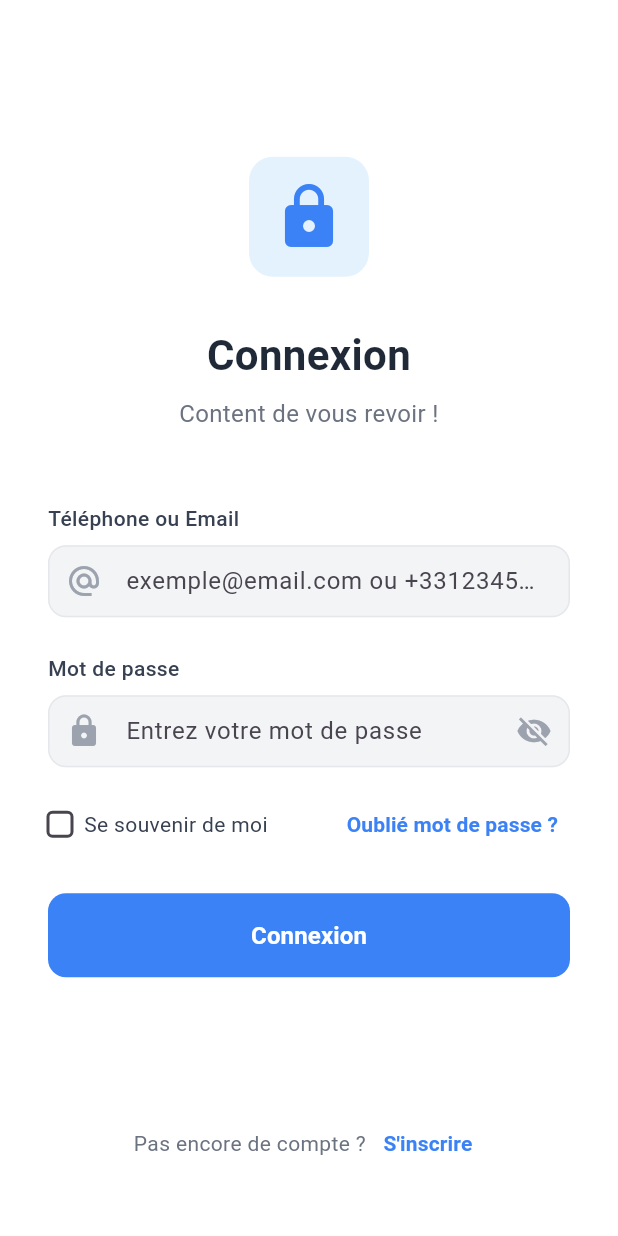
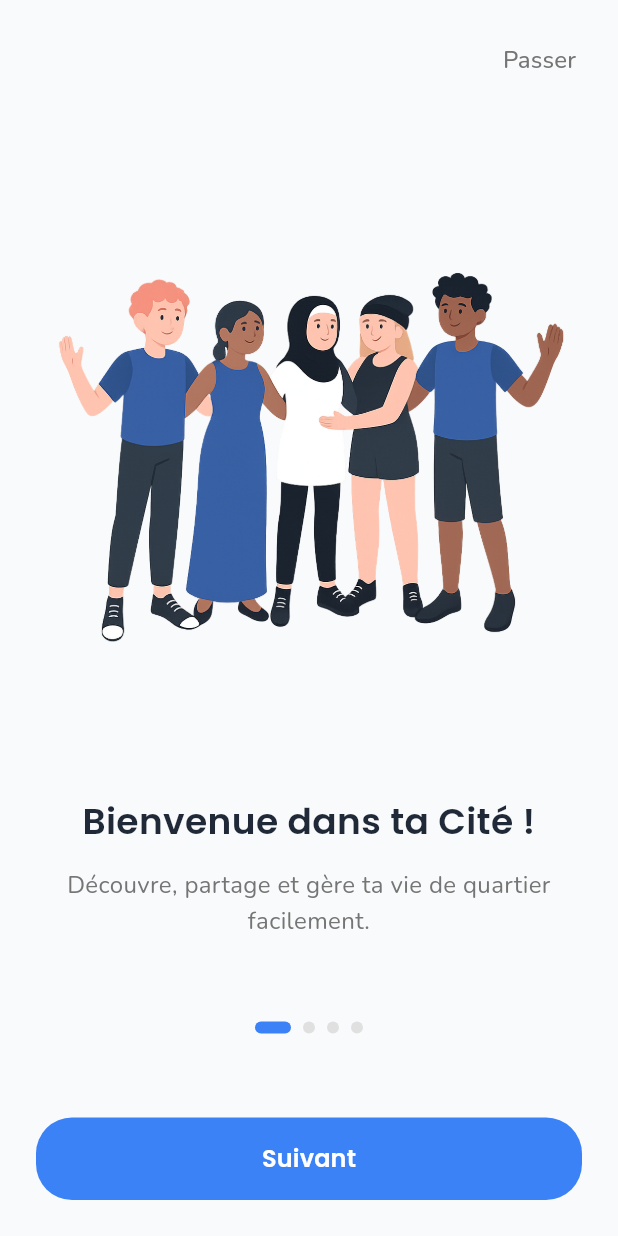
Before and after one commit to vincenthacky/mobile_gest_city, a Flutter app: the screen it shows after launch, on a phone screen of 412 x 824 dp. Run offline on Flutter 3.47's test engine with Material 3 defaults, Android fonts, the phone set to English and light mode, and no system bars; our stand-ins replace camera, device_info_plus, dio, flutter_dotenv, flutter_secure_storage, go_router and 6 more; accounts and stored records are empty.

Commit message:
nw version debut

```diff
--- /dev/null
+++ b/lib/features/authentication/presentation/pages/onboarding_page.dart
@@ -0,0 +1,282 @@
+import 'package:flutter/material.dart';
+import 'package:go_router/go_router.dart';
+import 'package:google_fonts/google_fonts.dart';
+
+class OnboardingPage extends StatefulWidget {
+  const OnboardingPage({super.key});
+
+  @override
+  State<OnboardingPage> createState() => _OnboardingPageState();
+}
+
+class _OnboardingPageState extends State<OnboardingPage>
+    with TickerProviderStateMixin {
+  final PageController _pageController = PageController();
+  int _currentPage = 0;
+
+  late AnimationController _fadeController;
+  late AnimationController _slideController;
+  late Animation<double> _fadeAnimation;
+  late Animation<Offset> _slideAnimation;
+
+  final List<OnboardingSlide> _slides = [
+    OnboardingSlide(
+      image: 'assets/images/personnes_salut.png',
+      title: 'Bienvenue dans ta Cité !',
+      subtitle: 'Découvre, partage et gère ta vie de quartier facilement.',
+    ),
+    OnboardingSlide(
+      image: 'assets/images/Money_stress-amico.png',
+      title: 'Cotise sans stress',
+      subtitle: 'Suis tes paiements et reste à jour en toute simplicité.',
+    ),
+    OnboardingSlide(
+      image: 'assets/images/Work-anniversary-pana.png',
+      title: 'Reste informé',
+      subtitle: 'Sois au courant de tous les événements et annonces.',
+    ),
+    OnboardingSlide(
+      image: 'assets/images/Problem solving-amico.png',
+      title: 'Signale les problèmes',
+      subtitle: 'Aide à améliorer la cité en signalant ce qui ne va pas.',
+    ),
+  ];
+
+  @override
+  void initState() {
+    super.initState();
+    _fadeController = AnimationController(
+      duration: const Duration(milliseconds: 600),
+      vsync: this,
+    );
+    _slideController = AnimationController(
+      duration: const Duration(milliseconds: 400),
+      vsync: this,
+    );
+
+    _fadeAnimation = Tween<double>(begin: 0.0, end: 1.0).animate(
+      CurvedAnimation(parent: _fadeController, curve: Curves.easeInOut),
+    );
+
+    _slideAnimation = Tween<Offset>(
+      begin: const Offset(1.0, 0.0),
+      end: Offset.zero,
+    ).animate(CurvedAnimation(parent: _slideController, curve: Curves.easeOut));
+
+    _fadeController.forward();
+    _slideController.forward();
+  }
+
+  @override
+  void dispose() {
+    _fadeController.dispose();
+    _slideController.dispose();
+    _pageController.dispose();
+    super.dispose();
+  }
+
+  void _nextPage() {
+    if (_currentPage < _slides.length - 1) {
+      _slideController.reset();
+      _slideController.forward();
+      _pageController.nextPage(
+        duration: const Duration(milliseconds: 300),
+        curve: Curves.easeInOut,
+      );
+    } else {
+      context.go('/onboarding/choice');
+    }
+  }
+
+  void _skipToChoice() {
+    context.go('/onboarding/choice');
+  }
+
+  @override
+  Widget build(BuildContext context) {
+    return Scaffold(
+      backgroundColor: const Color(0xFFF9FAFB),
+      body: SafeArea(
+        child: Column(
+          children: [
+            // Skip button
+            Padding(
+              padding: const EdgeInsets.all(16.0),
+              child: Row(
+                mainAxisAlignment: MainAxisAlignment.end,
+                children: [
+                  TextButton(
+                    onPressed: _skipToChoice,
+                    child: Text(
+                      'Passer',
+                      style: GoogleFonts.nunito(
+                        fontSize: 16,
+                        color: Colors.grey[600],
+                        fontWeight: FontWeight.w500,
+                      ),
+                    ),
+                  ),
+                ],
+              ),
+            ),
+
+            // PageView
+            Expanded(
+              child: PageView.builder(
+                controller: _pageController,
+                onPageChanged: (index) {
+                  setState(() {
+                    _currentPage = index;
+                  });
+                  _slideController.reset();
+                  _slideController.forward();
+                },
+                itemCount: _slides.length,
+                itemBuilder: (context, index) {
+                  return FadeTransition(
+                    opacity: _fadeAnimation,
+                    child: SlideTransition(
+                      position: _slideAnimation,
+                      child: OnboardingSlideWidget(slide: _slides[index]),
+                    ),
+                  );
+                },
+              ),
+            ),
+
+            // Page indicator
+            Row(
+              mainAxisAlignment: MainAxisAlignment.center,
+              children: List.generate(
+                _slides.length,
+                (index) => AnimatedContainer(
+                  duration: const Duration(milliseconds: 300),
+                  margin: const EdgeInsets.symmetric(horizontal: 4.0),
+                  height: 8.0,
+                  width: _currentPage == index ? 24.0 : 8.0,
+                  decoration: BoxDecoration(
+                    color: _currentPage == index
+                        ? const Color(0xFF3B82F6)
+                        : Colors.grey[300],
+                    borderRadius: BorderRadius.circular(4.0),
+                  ),
+                ),
+              ),
+            ),
+
+            const SizedBox(height: 32),
+
+            // Next button
+            Padding(
+              padding: const EdgeInsets.all(24.0),
+              child: SizedBox(
+                width: double.infinity,
+                child: ElevatedButton(
+                  onPressed: _nextPage,
+                  style: ElevatedButton.styleFrom(
+                    backgroundColor: const Color(0xFF3B82F6),
+                    foregroundColor: Colors.white,
+                    padding: const EdgeInsets.symmetric(vertical: 16),
+                    shape: RoundedRectangleBorder(
+                      borderRadius: BorderRadius.circular(24),
+                    ),
+                    elevation: 0,
+                    shadowColor: Colors.black.withValues(alpha: 0.08),
+                  ),
+                  child: Text(
+                    _currentPage == _slides.length - 1 ? 'Commencer' : 'Suivant',
+                    style: GoogleFonts.poppins(
+                      fontSize: 16,
+                      fontWeight: FontWeight.w600,
+                      color: Colors.white,
+                    ),
+                  ),
+                ),
+              ),
+            ),
+          ],
+        ),
+      ),
+    );
+  }
+}
+
+class OnboardingSlide {
+  final String image;
+  final String title;
+  final String subtitle;
+
+  OnboardingSlide({
+    required this.image,
+    required this.title,
+    required this.subtitle,
+  });
+}
+
+class OnboardingSlideWidget extends StatelessWidget {
+  final OnboardingSlide slide;
+
+  const OnboardingSlideWidget({
+    super.key,
+    required this.slide,
+  });
+
+  @override
+  Widget build(BuildContext context) {
+    return Padding(
+      padding: const EdgeInsets.all(24.0),
+      child: Column(
+        mainAxisAlignment: MainAxisAlignment.center,
+        children: [
+          // Image
+          SizedBox(
+            height: 350,
+            width: double.infinity,
+            child: Image.asset(
+              slide.image,
+              fit: BoxFit.contain,
+              errorBuilder: (context, error, stackTrace) {
+                return Container(
+                  color: const Color(0xFFF9FAFB),
+                  child: Icon(
+                    Icons.image_not_supported,
+                    size: 80,
+                    color: Colors.grey[400],
+                  ),
+                );
+              },
+            ),
+          ),
+
+          const SizedBox(height: 48),
+
+          // Title
+          Text(
+            slide.title,
+            textAlign: TextAlign.center,
+            style: GoogleFonts.poppins(
+              fontSize: 24,
+              fontWeight: FontWeight.w600,
+              color: const Color(0xFF1F2937),
+              height: 1.2,
+            ),
+          ),
+
+          const SizedBox(height: 16),
+
+          // Subtitle
+          Text(
+            slide.subtitle,
+            textAlign: TextAlign.center,
+            style: GoogleFonts.nunito(
+              fontSize: 16,
+              color: Colors.grey[600],
+              height: 1.5,
+              fontWeight: FontWeight.w400,
+            ),
+          ),
+        ],
+      ),
+    );
+  }
+}
--- a/lib/features/authentication/presentation/pages/register_page.dart
+++ b/lib/features/authentication/presentation/pages/register_page.dart
@@ -57,7 +57,7 @@ class _RegisterPageState extends State<RegisterPage> {
               child: Row(
                 children: [
                   IconButton(
-                    onPressed: () => context.go('/login'),
+                    onPressed: () => context.go('/onboarding/choice'),
                     icon: const Icon(
                       Icons.arrow_back,
                       color: Color(0xFF6B7280),
--- a/pubspec.yaml
+++ b/pubspec.yaml
@@ -71,6 +71,9 @@ dependencies:
   share_plus: ^10.0.2
   path_provider: ^2.1.2
 
+  # Google Fonts
+  google_fonts: ^6.2.1
+
 dev_dependencies:
   flutter_test:
     sdk: flutter
```
Also changed, not shown: lib/core/utils/app_router.dart (+26 -10 lines), lib/features/authentication/presentation/pages/login_page.dart (+34 -5 lines), lib/features/authentication/presentation/pages/onboarding_choice_page.dart (added, +240 -0 lines), assets/images/Fingerprint-cuate.png (added), assets/images/Money_stress-amico.png (added), assets/images/Problem solving-amico.png (added), assets/images/Welcome-cuate.png (added), assets/images/Work-anniversary-pana.png (added), assets/images/personnes_salut.png (added), pubspec.lock.
